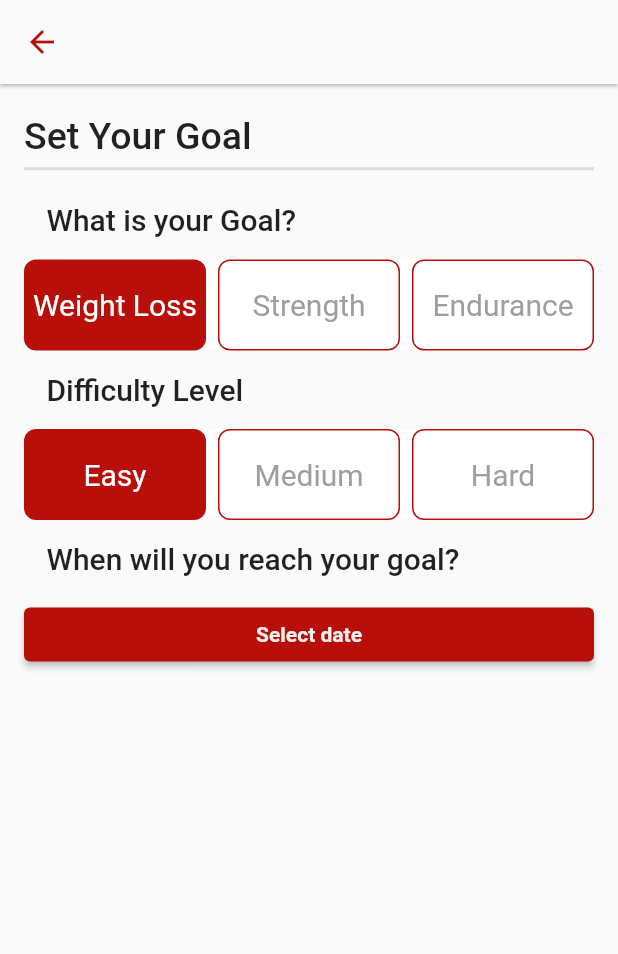
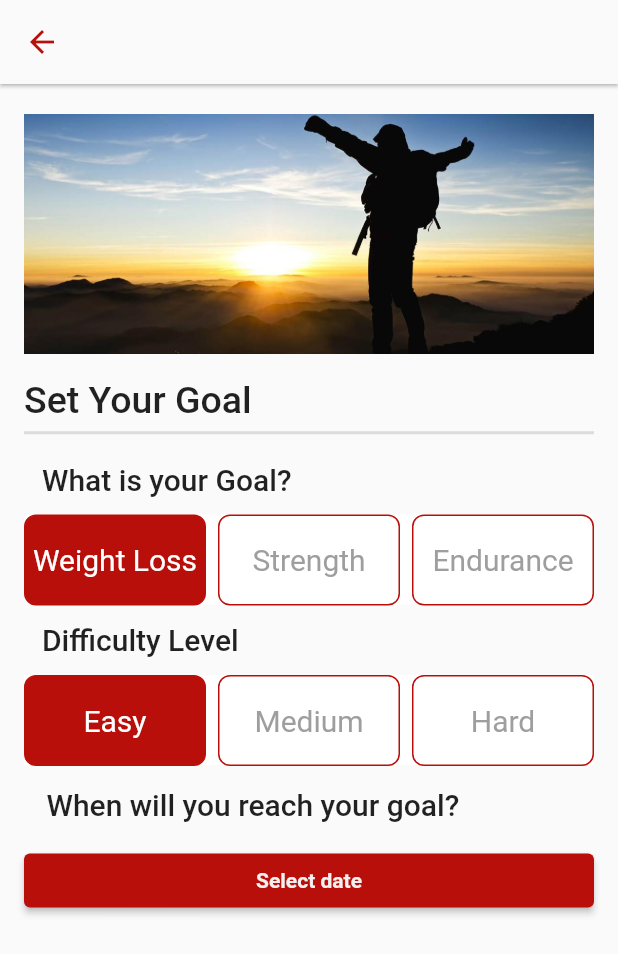
Before and after one commit to yulonglim/Calory, a Flutter app: the screen it shows after launch, item 2 of the bottom bar chosen, on a phone screen of 412 x 824 dp. Shown: the top 954 px of the screen. Run offline on Flutter 3.47's test engine with Material 2 defaults, Android fonts, the light colour scheme and no system bars.

Commit message:
Added ImageBanner to GeneratePage.dart

```diff
--- a/lib/GeneratePage.dart
+++ b/lib/GeneratePage.dart
@@ -1,5 +1,6 @@
 import 'package:flutter/material.dart';
 import 'package:flutter_app/elements/dateselector.dart';
+import 'package:flutter_app/elements/image_banner.dart';
 import 'package:flutter_app/elements/toggle_button.dart';
 
 class GeneratePage extends StatelessWidget {
@@ -23,10 +24,13 @@ class GeneratePage extends StatelessWidget {
         padding: EdgeInsets.only(left: 16, top: 20, right: 16),
         child: ListView(
           children: [
-            //ImageBanner(),
-            Text(
-                'Set Your Goal',
-                style: TextStyle(fontSize: 25, fontWeight: FontWeight.w500)
+            ImageBanner("assets/images/reach_goal.jpg"),
+            Padding(
+              padding: const EdgeInsets.only(top: 16),
+              child: Text(
+                  'Set Your Goal',
+                  style: TextStyle(fontSize: 25, fontWeight: FontWeight.w500)
+              ),
             ),
 
             Divider(
@@ -35,7 +39,7 @@ class GeneratePage extends StatelessWidget {
             ),
 
             Padding(
-              padding: const EdgeInsets.all(15.0),
+              padding: const EdgeInsets.all(12.0),
               child: Text(
                   'What is your Goal?',
                   style: TextStyle(fontSize: 20, fontWeight: FontWeight.w500)
@@ -45,7 +49,7 @@ class GeneratePage extends StatelessWidget {
             MyToggleButtons('Weight Loss', 'Strength', 'Endurance'),
 
             Padding(
-              padding: const EdgeInsets.all(15.0),
+              padding: const EdgeInsets.all(12.0),
               child: Text(
                   'Difficulty Level',
                   style: TextStyle(fontSize: 20, fontWeight: FontWeight.w500)
--- /dev/null
+++ b/lib/elements/image_banner.dart
@@ -0,0 +1,18 @@
+import 'package:flutter/material.dart';
+
+class ImageBanner extends StatelessWidget {
+  final String _assetPath;
+
+  ImageBanner(this._assetPath);
+
+  @override
+  Widget build(BuildContext context) {
+    return Container(
+        constraints: BoxConstraints.expand(height: 160.0),
+        decoration: BoxDecoration(color: Colors.grey),
+        child: Image.asset(
+          _assetPath,
+          fit: BoxFit.cover,
+        ));
+  }
+}
--- a/pubspec.yaml
+++ b/pubspec.yaml
@@ -48,8 +48,7 @@ flutter:
 
   # To add assets to your application, add an assets section, like this:
   assets:
-    - assets/images/Calendar.png
-    - assets/images/Settings.jpg
+    - assets/images/
   #   - images/a_dot_burr.jpeg
   #   - images/a_dot_ham.jpeg
 
```
Also changed, not shown: assets/images/reach_goal.jpg (added).
